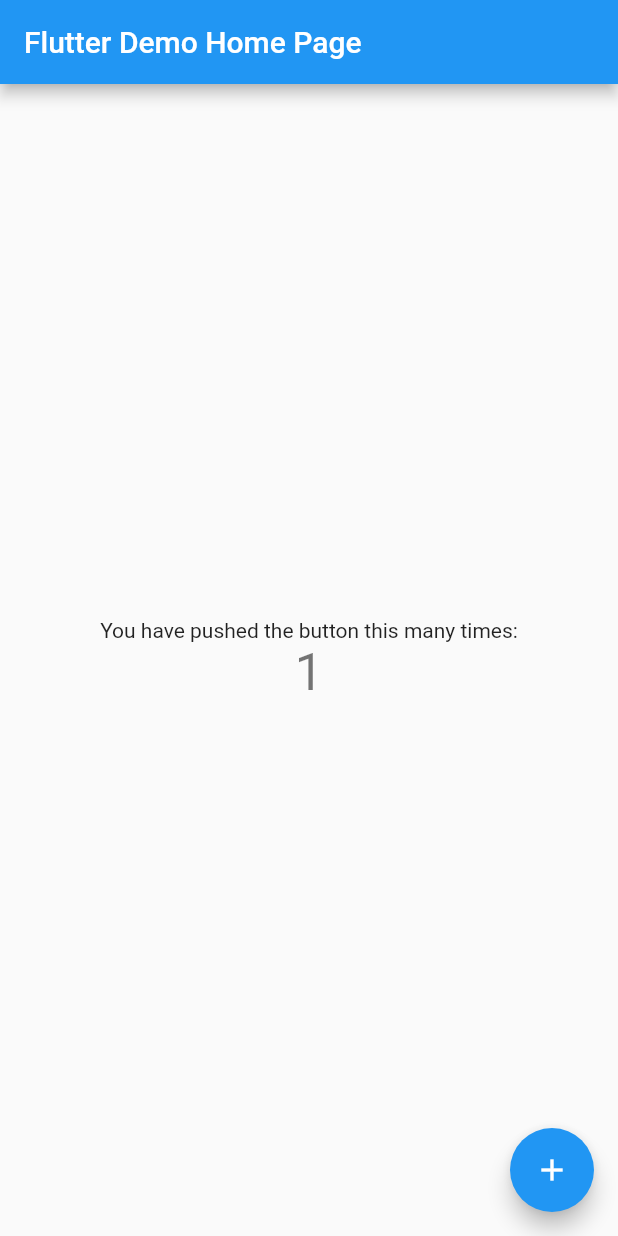
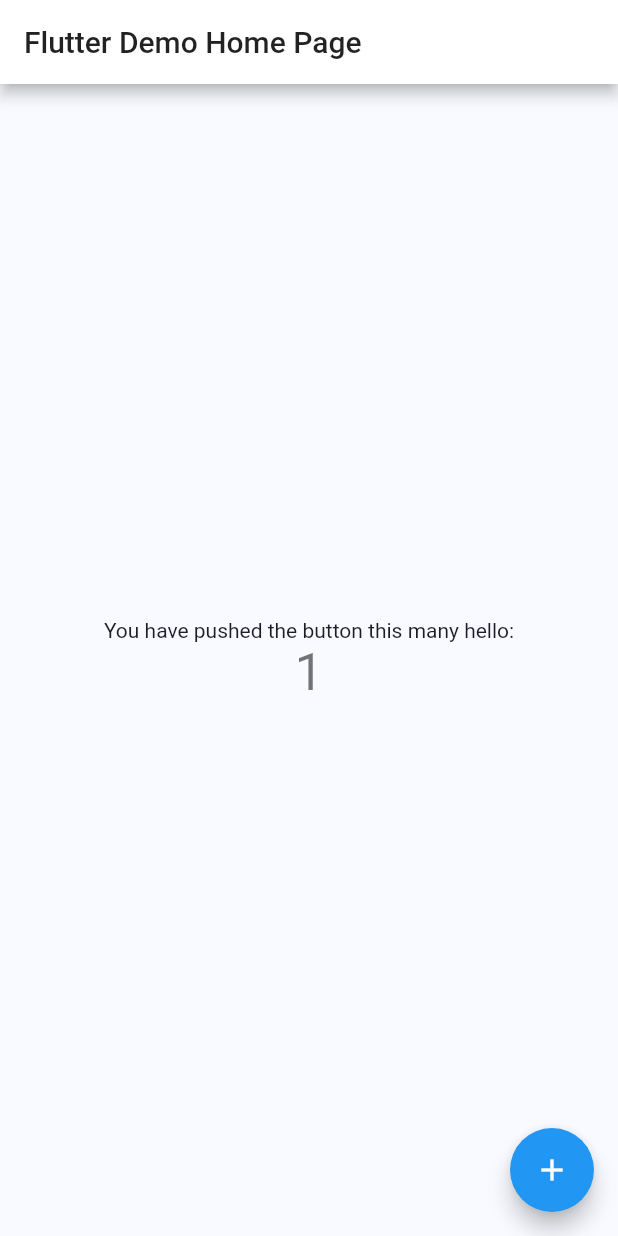
Before and after one commit to vishnuk7/tudu, a Flutter app: the screen it shows after launch, after a tap on the "add" icon, on a phone screen of 412 x 824 dp. Run offline on Flutter 3.47's test engine with Material 2 defaults, Android fonts, the phone set to English and light mode, and no system bars; our stand-ins replace shared_preferences.

Commit message:
custom theme 🔥

```diff
--- a/lib/main.dart
+++ b/lib/main.dart
@@ -1,4 +1,6 @@
 import 'package:flutter/material.dart';
+import 'package:todo/providers/dark_theme_provider.dart';
+import 'package:todo/styles/styles.dart';
 
 void main() {
   runApp(MyApp());
@@ -6,14 +8,22 @@ void main() {
 
 class MyApp extends StatelessWidget {
   // This widget is the root of your application.
+  DarkThemeProvider themeChangeProvider = new DarkThemeProvider();
+
+  MyApp() {
+    getCurrentAppTheme();
+  }
+
+  void getCurrentAppTheme() async {
+    themeChangeProvider.darkTheme =
+        await themeChangeProvider.darkThemePreference.getTheme();
+  }
+
   @override
   Widget build(BuildContext context) {
     return MaterialApp(
       title: 'Flutter Demo',
-      theme: ThemeData(
-        primarySwatch: Colors.blue,
-        visualDensity: VisualDensity.adaptivePlatformDensity,
-      ),
+      theme: Styles.themeData(themeChangeProvider.darkTheme, context),
       home: MyHomePage(title: 'Flutter Demo Home Page'),
     );
   }
@@ -21,7 +31,6 @@ class MyApp extends StatelessWidget {
 
 class MyHomePage extends StatefulWidget {
   MyHomePage({Key key, this.title}) : super(key: key);
-
 
   final String title;
 
@@ -45,12 +54,11 @@ class _MyHomePageState extends State<MyHomePage> {
         title: Text(widget.title),
       ),
       body: Center(
-
         child: Column(
           mainAxisAlignment: MainAxisAlignment.center,
           children: <Widget>[
             Text(
-              'You have pushed the button this many times:',
+              'You have pushed the button this many hello:',
             ),
             Text(
               '$_counter',
--- /dev/null
+++ b/lib/providers/dark_theme_provider.dart
@@ -0,0 +1,26 @@
+import 'package:flutter/cupertino.dart';
+import 'package:todo/services/dark_theme_preference.dart';
+
+// DarkThemePreference darkThemePreference = DarkThemePreference();
+//   bool _darkTheme = false;
+
+//   bool get darkTheme => _darkTheme;
+
+//   set darkTheme(bool value) {
+//     _darkTheme = value;
+//     darkThemePreference.setDarkTheme(value);
+//     notifyListeners();
+//   }
+
+class DarkThemeProvider with ChangeNotifier {
+  DarkThemePreference darkThemePreference = DarkThemePreference();
+  bool _darkTheme = false;
+
+  bool get darkTheme => _darkTheme;
+
+  set darkTheme(bool value) {
+    _darkTheme = value;
+    darkThemePreference.setDarkTheme(value);
+    notifyListeners();
+  }
+}
--- /dev/null
+++ b/lib/services/dark_theme_preference.dart
@@ -0,0 +1,15 @@
+import 'package:shared_preferences/shared_preferences.dart';
+
+class DarkThemePreference {
+  static const THEME_STATUS = "THEMESTATUS";
+
+  setDarkTheme(bool value) async {
+    SharedPreferences prefs = await SharedPreferences.getInstance();
+    prefs.setBool(THEME_STATUS, value);
+  }
+
+  Future<bool> getTheme() async {
+    SharedPreferences prefs = await SharedPreferences.getInstance();
+    return prefs.getBool(THEME_STATUS) ?? false;
+  }
+}
--- /dev/null
+++ b/lib/styles/styles.dart
@@ -0,0 +1,42 @@
+import 'dart:ui';
+
+import 'package:flutter/material.dart';
+import 'package:todo/utils/constants.dart';
+
+// primarySwatch: Colors.red,
+//       primaryColor: isDarkTheme ? Colors.black : Colors.white,
+
+//       backgroundColor: isDarkTheme ? Colors.black : Color(0xffF1F5FB),
+
+//       indicatorColor: isDarkTheme ? Color(0xff0E1D36) : Color(0xffCBDCF8),
+//       buttonColor: isDarkTheme ? Color(0xff3B3B3B) : Color(0xffF1F5FB),
+
+//       hintColor: isDarkTheme ? Color(0xff280C0B) : Color(0xffEECED3),
+
+//       highlightColor: isDarkTheme ? Color(0xff372901) : Color(0xffFCE192),
+//       hoverColor: isDarkTheme ? Color(0xff3A3A3B) : Color(0xff4285F4),
+
+//       focusColor: isDarkTheme ? Color(0xff0B2512) : Color(0xffA8DAB5),
+//       disabledColor: Colors.grey,
+//       textSelectionColor: isDarkTheme ? Colors.white : Colors.black,
+//       cardColor: isDarkTheme ? Color(0xFF151515) : Colors.white,
+//       canvasColor: isDarkTheme ? Colors.black : Colors.grey[50],
+//       brightness: isDarkTheme ? Brightness.dark : Brightness.light,
+//       buttonTheme: Theme.of(context).buttonTheme.copyWith(
+//           colorScheme: isDarkTheme ? ColorScheme.dark() : ColorScheme.light()),
+
+class Styles {
+  static ThemeData themeData(bool isDarkTheme, BuildContext context) {
+    return ThemeData(
+        primarySwatch: Colors.blue,
+        backgroundColor: isDarkTheme ? kBlackColor1 : kWhiteColor1,
+        primaryColor: isDarkTheme ? kBlackColor2 : kWhiteColor2,
+        buttonColor: Colors.blueAccent[700],
+        canvasColor: isDarkTheme ? kBlackColor1 : kWhiteColor1,
+        // textSelectionColor: isDarkTheme ? kWhiteColor1 : kBlackColor1,
+        textTheme: Theme.of(context)
+            .textTheme
+            .apply(bodyColor: isDarkTheme ? kWhiteColor1 : kBlackColor1),
+        disabledColor: kGrey);
+  }
+}
--- /dev/null
+++ b/lib/utils/constants.dart
@@ -0,0 +1,19 @@
+import 'package:flutter/cupertino.dart';
+
+const kWhiteColor1 = Color(0xFFF9FAFF);
+const kBlackColor1 = Color(0xFF1E1C26);
+
+const kWhiteColor2 = Color(0xFFFFFFFF);
+const kBlackColor2 = Color(0xFF464353);
+
+const kBoxShadowLightTheme = BoxShadow(
+    color: Color.fromRGBO(10, 10, 10, 0.1),
+    blurRadius: 17.0,
+    offset: Offset(0.0, 4.0));
+
+const kGrey = Color(0xFFD8DFF7);
+
+const kBoxShadowBlackTheme = BoxShadow(
+    color: Color.fromRGBO(19, 19, 21, 0.73),
+    blurRadius: 17.0,
+    offset: Offset(0.0, 4.0));
```
Also changed, not shown: pubspec.yaml (line endings or trailing spaces), 36 other files.
